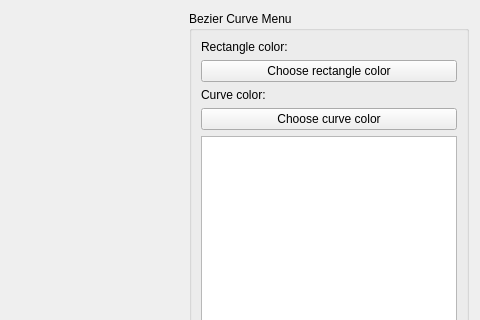
Above: core/CMainWindow/CMainWindow.ui from DenisKricen/Lab4_KG before the change; both pictures show x 518 to 998 and y 0 to 320 of the 998 by 678 pixel window. Below: the same form after it.
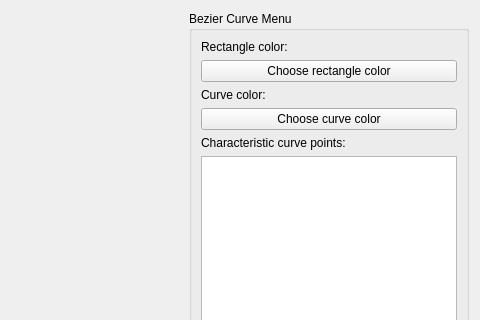
That is the form after the change. Custom widgets are drawn as their Qt base class.

```diff
--- a/core/CMainWindow/CMainWindow.ui
+++ b/core/CMainWindow/CMainWindow.ui
@@ -78,6 +78,13 @@
         </property>
        </widget>
       </item>
+      <item>
+       <widget class="QLabel" name="label_5">
+        <property name="text">
+         <string>Characteristic curve points:</string>
+        </property>
+       </widget>
+      </item>
       <item>
        <widget class="QListWidget" name="pointList">
         <property name="dragEnabled">
```
Left out of the diff: 6 changed lines with no effect on the pictures.
